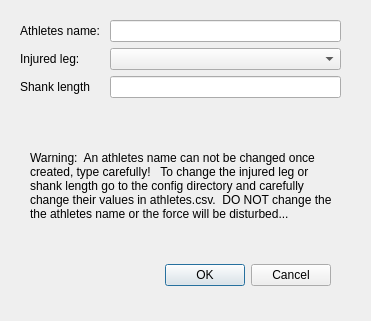
Above: jt_add_athlete_dialog_designer.ui from boiseskibum/TPC_Analytics before the change. Below: the same form after it.
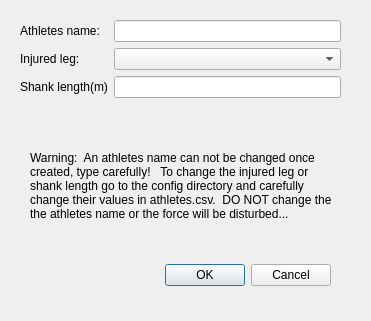
That is the form after the change.

Commit message: created dialog to add an athlete

```diff
--- a/jt_add_athlete_dialog_designer.ui
+++ b/jt_add_athlete_dialog_designer.ui
@@ -62,7 +62,7 @@
     <item row="2" column="0">
      <widget class="QLabel" name="shank_length_label">
       <property name="text">
-       <string>Shank length</string>
+       <string>Shank length(m)</string>
       </property>
      </widget>
     </item>
```
Left out of the diff: 14 changed lines with no effect on the pictures. The commit also changes 2 other files.
